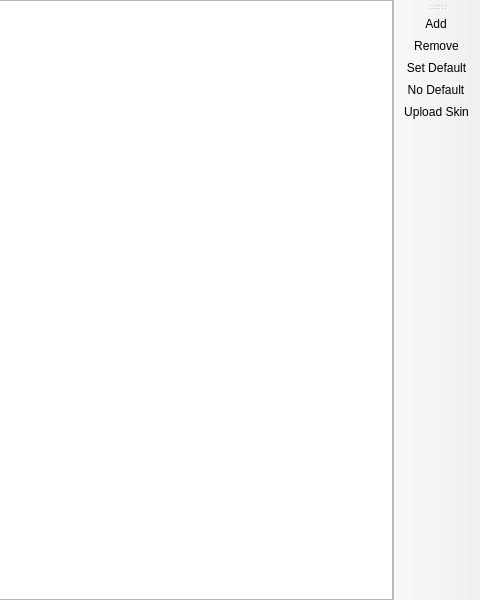
Before: the Qt Designer form application/pages/global/AccountListPage.ui in FreesmTeam/FreesmLauncher, drawn with Qt 5; both pictures show x 320 to 800 and y 0 to 600 of the 800 by 600 pixel window.
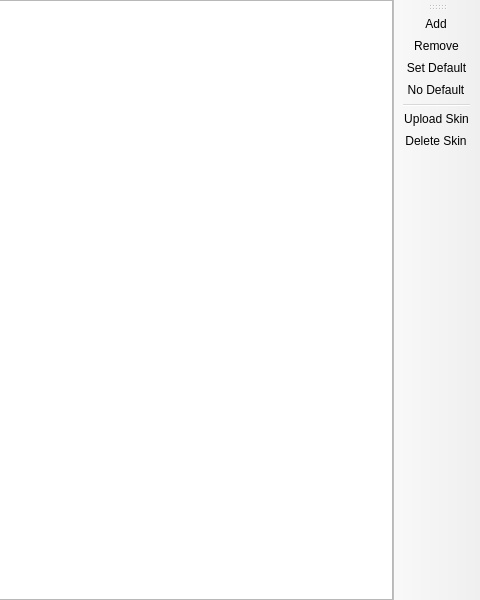
After: the same form once the commit is applied. Custom widgets are drawn as their Qt base class.

Commit message: NOISSUE implement deleting skins

The edit to the form file:
```diff
--- a/application/pages/global/AccountListPage.ui
+++ b/application/pages/global/AccountListPage.ui
@@ -40,7 +40,9 @@
    <addaction name="actionRemove"/>
    <addaction name="actionSetDefault"/>
    <addaction name="actionNoDefault"/>
+   <addaction name="separator"/>
    <addaction name="actionUploadSkin"/>
+   <addaction name="actionDeleteSkin"/>
   </widget>
   <action name="actionAdd">
    <property name="text">
@@ -70,6 +72,14 @@
     <string>Upload Skin</string>
    </property>
   </action>
+  <action name="actionDeleteSkin">
+   <property name="text">
+    <string>Delete Skin</string>
+   </property>
+   <property name="toolTip">
+    <string>Delete the currently active skin and go back to the default one</string>
+   </property>
+  </action>
  </widget>
  <customwidgets>
   <customwidget>
```
The commit also changes 8 other files.
